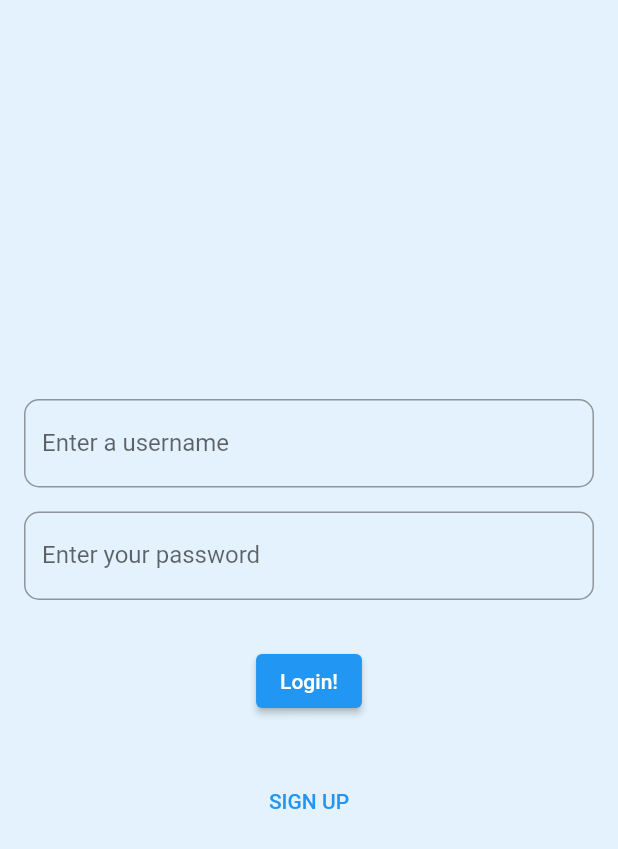
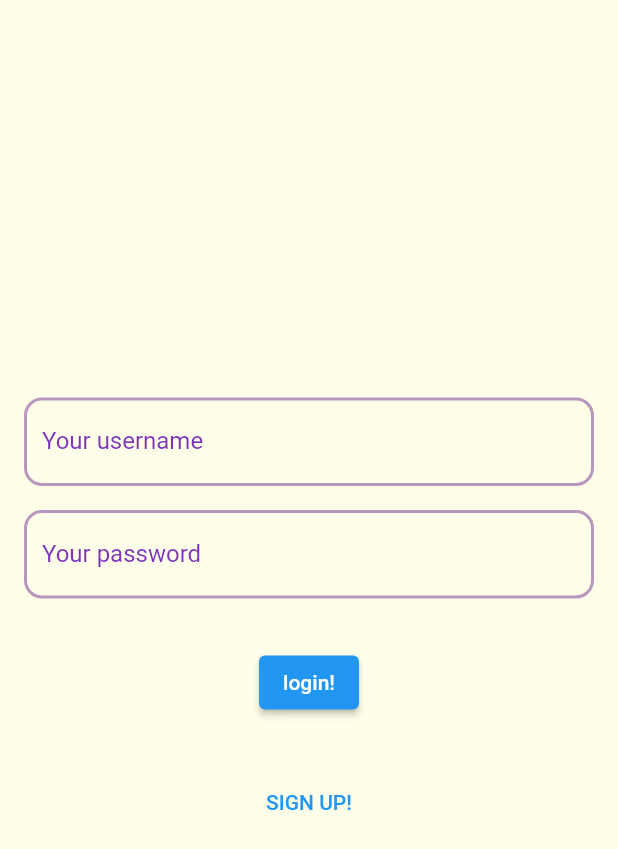
Before and after one commit to LenaMikhniuk/project, a Flutter app: the screen it shows after launch, on a phone screen of 412 x 824 dp. Shown: the top 849 px of the screen. Run offline on Flutter 3.47's test engine with Material 2 defaults, Android fonts, the light colour scheme and no system bars; our stand-ins replace easy_localization, equatable, flutter_bloc, flutter_secure_storage, go_router, google_fonts and 1 more; missing offline and left inert: agora_rtc_engine.

Commit message:
added local translations

```diff
--- /dev/null
+++ b/assets/translations/en.json
@@ -0,0 +1,19 @@
+{
+
+        "username":"Your username",
+        "password": "Your password",
+        "emptyPassword":"please enter your password",
+        "shortPassword": "Your password should be longer",
+        "noSpecificChatacters": "Your password should contain specific characters",
+        "signUp": "sign up!",
+        "login": "login!",
+        "logout": "logout!",
+        "videoChat": "Start a videochat",
+        "waitingHost": "Waiting for a host to join",
+        "host": "Host",
+        "audience": "Audience",
+        "joinMe": "Join me",
+        "joinButton": "Join",
+        "leaveButton":"Leave"
+
+}
--- /dev/null
+++ b/assets/translations/pl.json
@@ -0,0 +1,19 @@
+{
+
+    "username":"Your username",
+    "password": "Your password",
+    "emptyPassword":"please enter your password",
+    "shortPassword": "Your password should be longer",
+    "noSpecificChatacters": "Your password should contain specific characters",
+    "signUp": "sign up!",
+    "login": "login!",
+    "logout": "logout!",
+    "videoChat": "Start a videochat",
+    "waitingHost": "Waiting for a host to join",
+    "host": "Host",
+    "audience": "Audience",
+    "joinMe": "Join me",
+    "joinButton": "Join",
+    "leaveButton":"Leave"
+
+}
--- /dev/null
+++ b/lib/components/colors/app_colors.dart
@@ -0,0 +1,11 @@
+import 'package:flutter/material.dart';
+
+abstract class AppColors {
+  static const Color scaffoldBackgroundColor = Color(0xFFFEFEE9);
+  static const Color prymaryTextColor = Color(0xFF7c34b9);
+  static const Color lightTextColor = Color(0xF7f2e6ff);
+  static const Color buttonColor = Color(0xFF800080);
+  static const Color textButtonColor = Color(0xFF990099);
+  static const Color textFormFieldBorderColor = Color(0xFFb897bf);
+  static const Color textFormFieldFocusedBorderColor = Color(0xFF947d99);
+}
--- a/lib/features/common_widgets/auth_form.dart
+++ b/lib/components/common_widgets/auth_form.dart
@@ -1,9 +1,10 @@
 import 'package:flutter/material.dart';
+import 'package:this_is_project/components/colors/app_colors.dart';
+import 'package:this_is_project/components/dimens/app_dimens.dart';
 
 class AuthForm extends StatelessWidget {
   final String label;
   final void Function(String)? onChanged;
-  final TextStyle? style;
   final bool obscureText;
   final Widget? suffixIcon;
   final String? Function(String?)? validator;
@@ -11,7 +12,6 @@ class AuthForm extends StatelessWidget {
   const AuthForm({
     required this.label,
     required this.onChanged,
-    this.style,
     this.obscureText = false,
     this.suffixIcon,
     this.validator,
@@ -21,6 +21,7 @@ class AuthForm extends StatelessWidget {
   @override
   Widget build(BuildContext context) {
     return TextFormField(
+      cursorColor: AppColors.prymaryTextColor,
       validator: validator,
       obscureText: obscureText,
       onChanged: onChanged,
@@ -28,11 +29,20 @@ class AuthForm extends StatelessWidget {
         suffixIcon: suffixIcon,
         label: Text(
           label,
-          style: style,
+          style: const TextStyle(color: AppColors.prymaryTextColor),
         ),
-        border: OutlineInputBorder(
-          borderRadius: BorderRadius.circular(10.0),
-        ),
+        enabledBorder: _getBorderDecoration(AppColors.textFormFieldBorderColor),
+        focusedBorder: _getBorderDecoration(AppColors.textFormFieldFocusedBorderColor),
+      ),
+    );
+  }
+
+  OutlineInputBorder _getBorderDecoration(Color color) {
+    return OutlineInputBorder(
+      borderRadius: BorderRadius.circular(AppDimens.sm),
+      borderSide: BorderSide(
+        color: color,
+        width: AppDimens.xxs,
       ),
     );
   }
--- /dev/null
+++ b/lib/components/dimens/app_dimens.dart
@@ -0,0 +1,28 @@
+class AppDimens {
+  ///0.0
+  static const zero = 0.0;
+
+  ///1.0
+  static const one = 1.0;
+
+  ///2.0
+  static const xxs = 2.0;
+
+  ///4.0
+  static const xs = 4.0;
+
+  ///8.0
+  static const s = 8.0;
+
+  ///12.0
+  static const sm = 12.0;
+
+  ///16.0
+  static const m = 16.0;
+
+  ///24.0
+  static const l = 24.0;
+
+  ///32.0
+  static const xl = 32.0;
+}
--- a/lib/features/auth/cubit/auth_cubit.dart
+++ b/lib/features/auth/cubit/auth_cubit.dart
@@ -17,8 +17,7 @@ class AuthCubit extends Cubit<AuthState> {
       emit(AuthState.loading());
       await _authImpl.logOut();
       storage.delete(key: 'user-token');
-      final contains = await storage.containsKey(key: 'user-token');
-      print(contains);
+      await storage.containsKey(key: 'user-token');
 
       emit(AuthState.logout());
     } catch (_) {
--- a/lib/features/auth/login/view/login_page.dart
+++ b/lib/features/auth/login/view/login_page.dart
@@ -1,10 +1,12 @@
+import 'package:easy_localization/easy_localization.dart';
 import 'package:flutter/material.dart';
 import 'package:flutter_bloc/flutter_bloc.dart';
 import 'package:go_router/go_router.dart';
+import 'package:this_is_project/components/dimens/app_dimens.dart';
 import 'package:this_is_project/domain/repositories/auth/auth.dart';
-import 'package:this_is_project/features/common_widgets/auth_form.dart';
-
-import '../../../features.dart';
+import 'package:this_is_project/components/common_widgets/auth_form.dart';
+import 'package:this_is_project/features/features.dart';
+import 'package:this_is_project/translations/locale_keys.g.dart';
 
 class AuthPage extends StatelessWidget {
   const AuthPage({Key? key}) : super(key: key);
@@ -36,35 +38,36 @@ class AuthPageView extends StatelessWidget {
       builder: (context, state) {
         if (state.status == Status.inital) {
           return Scaffold(
-            backgroundColor: Colors.blue.shade50,
             body: Padding(
-              padding: const EdgeInsets.symmetric(horizontal: 16),
+              padding: const EdgeInsets.symmetric(horizontal: AppDimens.m),
               child: Column(
                 mainAxisAlignment: MainAxisAlignment.center,
                 children: [
                   AuthForm(
-                    label: 'Enter a username',
+                    label: LocaleKeys.username.tr(),
                     onChanged: (value) {
                       context.read<LoginPageCubit>().onNameChanged(value);
                     },
                   ),
-                  const SizedBox(height: 16),
+                  const SizedBox(height: AppDimens.m),
                   AuthForm(
-                    label: 'Enter your password',
+                    label: LocaleKeys.password.tr(),
                     onChanged: (value) {
                       context.read<LoginPageCubit>().onPasswordChanged(value);
                     },
                   ),
-                  const SizedBox(height: 30),
+                  const SizedBox(height: AppDimens.xl),
                   ElevatedButton(
                     onPressed: () {
                       context.read<LoginPageCubit>().login();
                     },
-                    child: const Text('Login!'),
+                    child: state.status == Status.loading
+                        ? const CircularProgressIndicator()
+                        : Text(LocaleKeys.login.tr()),
                   ),
-                  const SizedBox(height: 32),
+                  const SizedBox(height: AppDimens.xl),
                   TextButton(
-                    child: Text('Sign up'.toUpperCase()),
+                    child: Text(LocaleKeys.signUp.tr().toUpperCase()),
                     onPressed: () => context.push('/register'),
                   )
                 ],
--- /dev/null
+++ b/lib/features/chat/chat.dart
@@ -0,0 +1 @@
+export './view/chat_page.dart';
--- a/lib/main.dart
+++ b/lib/main.dart
@@ -1,12 +1,27 @@
+import 'package:easy_localization/easy_localization.dart';
 import 'package:flutter/material.dart';
 import 'package:flutter_bloc/flutter_bloc.dart';
 import 'package:go_router/go_router.dart';
+import 'package:google_fonts/google_fonts.dart';
+import 'package:this_is_project/components/colors/app_colors.dart';
 import 'package:this_is_project/domain/repositories/auth/auth.dart';
 
 import 'features/features.dart';
 
-void main() {
-  runApp(const MyApp());
+void main() async {
+  WidgetsFlutterBinding.ensureInitialized();
+  await EasyLocalization.ensureInitialized();
+  runApp(
+    EasyLocalization(
+      supportedLocales: const [
+        Locale('en'),
+        Locale('pl'),
+      ],
+      path: 'assets/translations/',
+      fallbackLocale: const Locale('en'),
+      child: const MyApp(),
+    ),
+  );
 }
 
 final GoRouter _router = GoRouter(
@@ -27,19 +42,29 @@ final GoRouter _router = GoRouter(
       path: '/home',
       builder: (context, state) => const HomePage(),
     ),
+    GoRoute(
+      path: '/videoChat',
+      builder: (context, state) => const ChatPage(),
+    ),
   ],
 );
 
 class MyApp extends StatelessWidget {
   const MyApp({super.key});
 
-  // This widget is the root of your application.
   @override
   Widget build(BuildContext context) {
     return BlocProvider(
       create: (context) => AuthCubit(MockAuthImpl()),
       child: MaterialApp.router(
         routerConfig: _router,
+        localizationsDelegates: context.localizationDelegates,
+        supportedLocales: context.supportedLocales,
+        locale: context.locale,
+        theme: ThemeData(
+          textTheme: GoogleFonts.fjallaOneTextTheme(),
+          scaffoldBackgroundColor: AppColors.scaffoldBackgroundColor,
+        ),
       ),
     );
   }
```
Also changed, not shown: assets/fonts/OFL.txt (added, +95 -0 lines), lib/features/auth/register/view/register_page.dart (+23 -15 lines), lib/features/chat/view/chat_page.dart (added, +212 -0 lines), lib/features/home/view/home_page.dart (+17 -5 lines), lib/features/music/view/music.page.dart (added, +10 -0 lines), pubspec.yaml (+10 -3 lines), assets/fonts/FjallaOne-Regular.ttf (added), lib/features/music/music.dart (added), lib/translations/locale_keys.g.dart (added), pubspec.lock, 8 other files.
